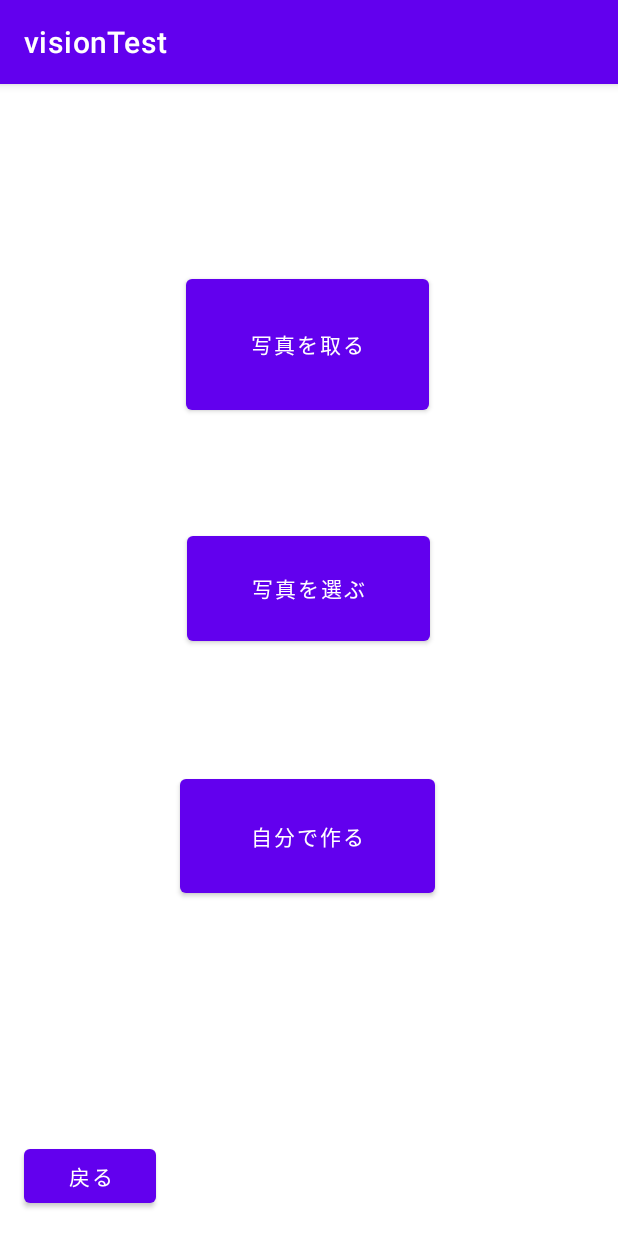
After one commit to s20020/visionTest, an Android app: the Create screen opened directly, with no data from a screen before it, on a phone screen of 412 x 824 dp. The commit adds this screen. Run offline under Robolectric (Android 15) with nearby library versions, the phone set to English and light mode, and no system bars.

```diff
--- /dev/null
+++ b/app/src/main/java/jp/ac/it_college/std/s20020/visiontest/Create.kt
@@ -0,0 +1,27 @@
+package jp.ac.it_college.std.s20020.visiontest
+
+import android.content.Intent
+import androidx.appcompat.app.AppCompatActivity
+import android.os.Bundle
+import jp.ac.it_college.std.s20020.visiontest.databinding.ActivityCreateBinding
+import jp.ac.it_college.std.s20020.visiontest.databinding.ActivityMainBinding
+
+class Create : AppCompatActivity() {
+    private lateinit var binding: ActivityCreateBinding
+    override fun onCreate(savedInstanceState: Bundle?) {
+        super.onCreate(savedInstanceState)
+        binding = ActivityCreateBinding.inflate(layoutInflater)
+        setContentView(binding.root)
+
+        binding.backBtn.setOnClickListener{
+            finish()
+        }
+
+        binding.mycreateBtn.setOnClickListener{
+            val intent = Intent(this, MyCreate::class.java)
+            startActivity(intent)
+        }
+
+
+    }
+}
--- a/app/src/main/java/jp/ac/it_college/std/s20020/visiontest/MainActivity.kt
+++ b/app/src/main/java/jp/ac/it_college/std/s20020/visiontest/MainActivity.kt
@@ -2,6 +2,7 @@ package jp.ac.it_college.std.s20020.visiontest
 
 import android.annotation.SuppressLint
 import android.content.ContentValues
+import android.content.Intent
 import android.graphics.Bitmap
 import android.graphics.BitmapFactory
 import androidx.appcompat.app.AppCompatActivity
@@ -30,6 +31,11 @@ class MainActivity : AppCompatActivity() {
         super.onCreate(savedInstanceState)
         binding = ActivityMainBinding.inflate(layoutInflater)
         setContentView(binding.root)
+
+        binding.startBtn.setOnClickListener{
+            val intent = Intent(this, StudyOrCreate::class.java)
+            startActivity(intent)
+        }
 
         // 認証　onCreate() メソッドで、FirebaseAuth インスタンスを初期化します。
         auth = Firebase.auth
--- /dev/null
+++ b/app/src/main/res/layout/activity_create.xml
@@ -0,0 +1,51 @@
+<?xml version="1.0" encoding="utf-8"?>
+<androidx.constraintlayout.widget.ConstraintLayout xmlns:android="http://schemas.android.com/apk/res/android"
+    xmlns:app="http://schemas.android.com/apk/res-auto"
+    xmlns:tools="http://schemas.android.com/tools"
+    android:layout_width="match_parent"
+    android:layout_height="match_parent"
+    tools:context=".Create">
+
+    <Button
+        android:id="@+id/take_btn"
+        android:layout_width="162dp"
+        android:layout_height="99dp"
+        android:layout_marginTop="124dp"
+        android:text="@string/take_picture"
+        app:layout_constraintEnd_toEndOf="parent"
+        app:layout_constraintHorizontal_bias="0.497"
+        app:layout_constraintStart_toStartOf="parent"
+        app:layout_constraintTop_toTopOf="parent" />
+
+    <Button
+        android:id="@+id/choose_btn"
+        android:layout_width="162dp"
+        android:layout_height="82dp"
+        android:layout_marginTop="72dp"
+        android:text="@string/choose_picture"
+        app:layout_constraintEnd_toEndOf="parent"
+        app:layout_constraintHorizontal_bias="0.498"
+        app:layout_constraintStart_toStartOf="parent"
+        app:layout_constraintTop_toBottomOf="@+id/take_btn" />
+
+    <Button
+        android:id="@+id/mycreate_btn"
+        android:layout_width="170dp"
+        android:layout_height="88dp"
+        android:layout_marginTop="80dp"
+        android:text="@string/my_create"
+        app:layout_constraintEnd_toEndOf="parent"
+        app:layout_constraintHorizontal_bias="0.497"
+        app:layout_constraintStart_toStartOf="parent"
+        app:layout_constraintTop_toBottomOf="@+id/choose_btn" />
+
+    <Button
+        android:id="@+id/back_btn"
+        android:layout_width="wrap_content"
+        android:layout_height="wrap_content"
+        android:layout_marginStart="16dp"
+        android:layout_marginBottom="16dp"
+        android:text="@string/back"
+        app:layout_constraintBottom_toBottomOf="parent"
+        app:layout_constraintStart_toStartOf="parent" />
+</androidx.constraintlayout.widget.ConstraintLayout>
--- a/app/src/main/res/values/strings.xml
+++ b/app/src/main/res/values/strings.xml
@@ -1,3 +1,16 @@
 <resources>
     <string name="app_name">visionTest</string>
+    <string name="start">はじめる</string>
+    <string name="back">戻る</string>
+    <string name="create">つくる</string>
+    <string name="study">勉強する</string>
+    <string name="take_picture">写真を取る</string>
+    <string name="choose_picture">写真を選ぶ</string>
+    <string name="my_create">自分で作る</string>
+    <string name="ok">決定</string>
+    <string name="japanese">日本語</string>
+    <string name="english_word">英単語</string>
+    <string name="end">終了</string>
+    <string name="file_name">ファイル名を入力</string>
+    <string name="folder_name">フォルダ名を入力</string>
 </resources>
```
Also changed, not shown: app/src/main/AndroidManifest.xml (+14 -0 lines), app/src/main/java/jp/ac/it_college/std/s20020/visiontest/FolderSelect.kt (added, +11 -0 lines), app/src/main/java/jp/ac/it_college/std/s20020/visiontest/MyCreate.kt (added, +16 -0 lines), app/src/main/java/jp/ac/it_college/std/s20020/visiontest/StudyOrCreate.kt (added, +28 -0 lines), app/src/main/res/layout/activity_folder_select.xml (added, +9 -0 lines), app/src/main/res/layout/activity_main.xml (+13 -4 lines), app/src/main/res/layout/activity_my_create.xml (added, +21 -0 lines), app/src/main/res/layout/activity_study_or_create.xml (added, +31 -0 lines).
